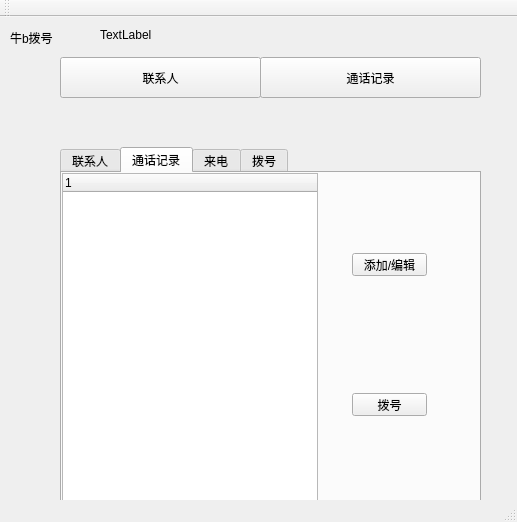
Before: the Qt Designer form mainwindow.ui in yt2014/dail, drawn with Qt 5.
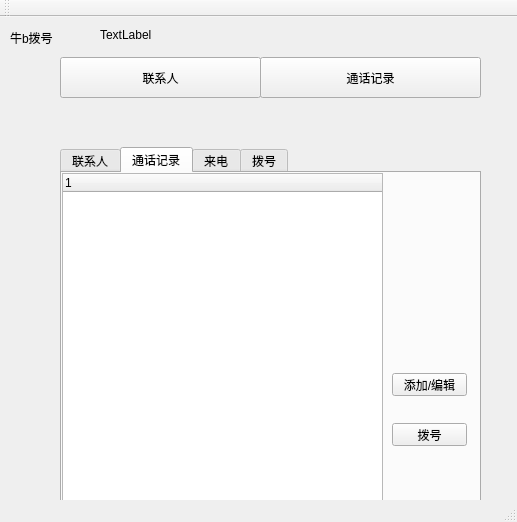
After: the same form once the commit is applied. Icons and pictures are not drawn.

What changed in the file:
```diff
--- a/mainwindow.ui
+++ b/mainwindow.ui
@@ -135,7 +135,7 @@
        <rect>
         <x>0</x>
         <y>0</y>
-        <width>256</width>
+        <width>321</width>
         <height>331</height>
        </rect>
       </property>
@@ -148,8 +148,8 @@
      <widget class="QPushButton" name="pBtnDail">
       <property name="geometry">
        <rect>
-        <x>290</x>
-        <y>220</y>
+        <x>330</x>
+        <y>250</y>
         <width>75</width>
         <height>23</height>
        </rect>
@@ -161,8 +161,8 @@
      <widget class="QPushButton" name="pBtnEdit_Add">
       <property name="geometry">
        <rect>
-        <x>290</x>
-        <y>80</y>
+        <x>330</x>
+        <y>200</y>
         <width>75</width>
         <height>23</height>
        </rect>
```
